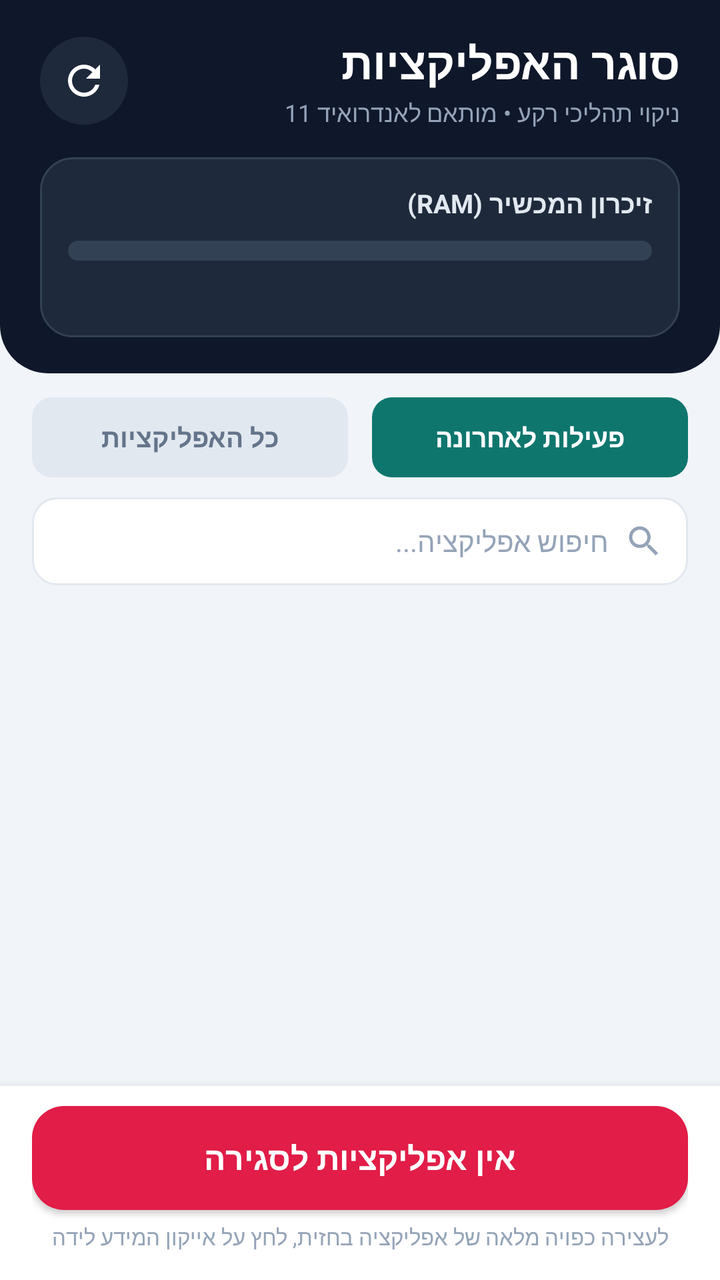
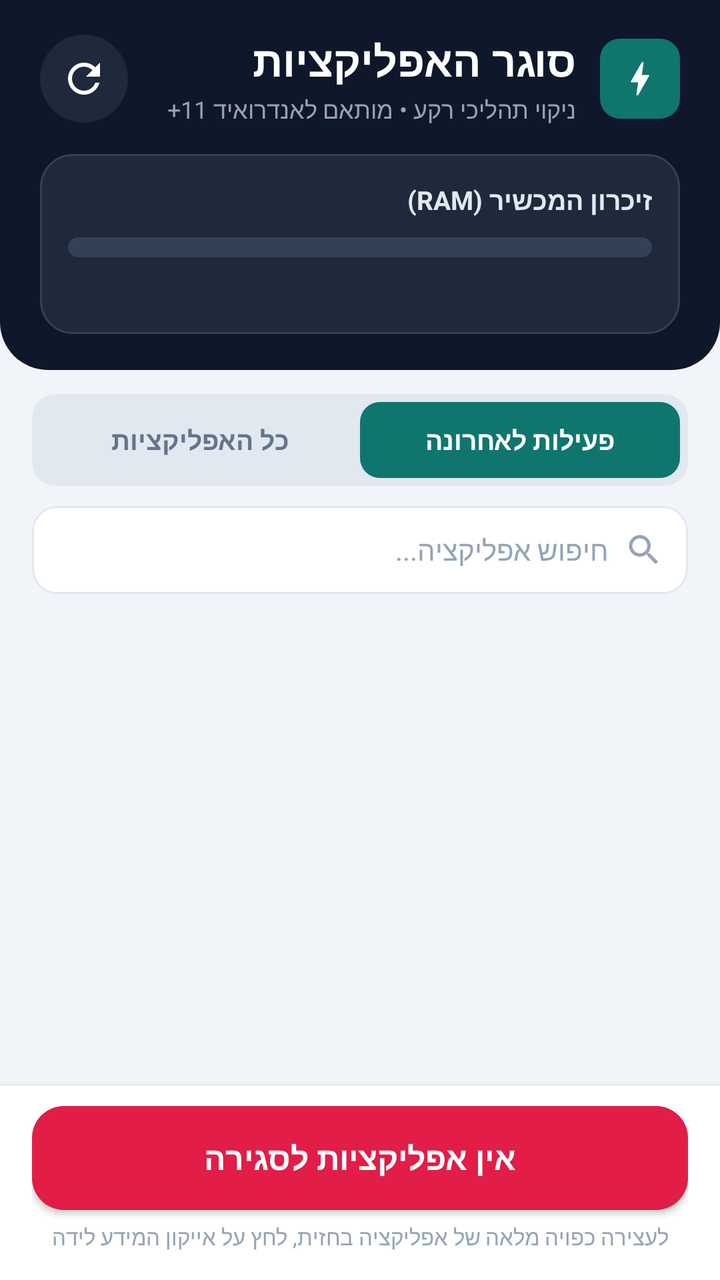

Two renders of the same Android screen: before a commit and after it. Below are the layout's source before the change and the commit's diff.
<!-- AndroidManifest.xml: application theme android:Theme.Material.Light.NoActionBar -->
<!-- res/layout/activity_main.xml -->
<?xml version="1.0" encoding="utf-8"?>
<RelativeLayout xmlns:android="http://schemas.android.com/apk/res/android"
    android:layout_width="match_parent"
    android:layout_height="match_parent"
    android:background="@color/bg_screen"
    android:layoutDirection="rtl">

    <LinearLayout
        android:id="@+id/layoutHeader"
        android:layout_width="match_parent"
        android:layout_height="wrap_content"
        android:layout_alignParentTop="true"
        android:background="@drawable/bg_header"
        android:orientation="vertical"
        android:paddingStart="20dp"
        android:paddingTop="16dp"
        android:paddingEnd="20dp"
        android:paddingBottom="18dp">

        <LinearLayout
            android:layout_width="match_parent"
            android:layout_height="wrap_content"
            android:gravity="center_vertical"
            android:orientation="horizontal">

            <LinearLayout
                android:layout_width="0dp"
                android:layout_height="wrap_content"
                android:layout_weight="1"
                android:orientation="vertical">

                <TextView
                    android:layout_width="wrap_content"
                    android:layout_height="wrap_content"
                    android:text="@string/app_name"
                    android:textColor="#FFFFFF"
                    android:textSize="22sp"
                    android:textStyle="bold" />

                <TextView
                    android:layout_width="wrap_content"
                    android:layout_height="wrap_content"
                    android:layout_marginTop="2dp"
                    android:text="@string/app_subtitle"
                    android:textColor="#94A3B8"
                    android:textSize="12sp" />
            </LinearLayout>

            <ImageButton
                android:id="@+id/btnRefresh"
                android:layout_width="44dp"
                android:layout_height="44dp"
                android:background="@drawable/bg_btn_icon_circle"
                android:contentDescription="@string/cd_refresh"
                android:padding="10dp"
                android:scaleType="centerInside"
                android:src="@drawable/ic_refresh" />
        </LinearLayout>

        <LinearLayout
            android:layout_width="match_parent"
            android:layout_height="wrap_content"
            android:layout_marginTop="14dp"
            android:background="@drawable/bg_ram_card"
            android:orientation="vertical"
            android:padding="14dp">

            <LinearLayout
                android:layout_width="match_parent"
                android:layout_height="wrap_content"
                android:gravity="center_vertical"
                android:orientation="horizontal">

                <TextView
                    android:layout_width="0dp"
                    android:layout_height="wrap_content"
                    android:layout_weight="1"
                    android:text="@string/ram_title"
                    android:textColor="#E2E8F0"
                    android:textSize="13sp"
                    android:textStyle="bold" />

                <TextView
                    android:id="@+id/tvRamFree"
                    android:layout_width="wrap_content"
                    android:layout_height="wrap_content"
                    android:textColor="#2DD4BF"
                    android:textSize="13sp"
                    android:textStyle="bold" />
            </LinearLayout>

            <ProgressBar
                android:id="@+id/progressRam"
                style="?android:attr/progressBarStyleHorizontal"
                android:layout_width="match_parent"
                android:layout_height="10dp"
                android:layout_marginTop="10dp"
                android:max="100"
                android:progress="0"
                android:progressDrawable="@drawable/progress_ram" />

            <LinearLayout
                android:layout_width="match_parent"
                android:layout_height="wrap_content"
                android:layout_marginTop="8dp"
                android:gravity="center_vertical"
                android:orientation="horizontal">

                <TextView
                    android:id="@+id/tvRamSummary"
                    android:layout_width="0dp"
                    android:layout_height="wrap_content"
                    android:layout_weight="1"
                    android:textColor="#94A3B8"
                    android:textSize="12sp" />

                <TextView
                    android:id="@+id/tvAppCountBadge"
                    android:layout_width="wrap_content"
                    android:layout_height="wrap_content"
                    android:textColor="#CBD5E1"
                    android:textSize="12sp"
                    android:textStyle="bold" />
            </LinearLayout>
        </LinearLayout>
    </LinearLayout>

    <LinearLayout
        android:id="@+id/layoutControls"
        android:layout_width="match_parent"
        android:layout_height="wrap_content"
        android:layout_below="@id/layoutHeader"
        android:orientation="vertical"
        android:paddingStart="16dp"
        android:paddingTop="12dp"
        android:paddingEnd="16dp">

        <LinearLayout
            android:id="@+id/cardUsagePermission"
            android:layout_width="match_parent"
            android:layout_height="wrap_content"
            android:layout_marginBottom="10dp"
            android:background="@drawable/bg_warning_card"
            android:gravity="center_vertical"
            android:orientation="horizontal"
            android:padding="12dp"
            android:visibility="gone">

            <LinearLayout
                android:layout_width="0dp"
                android:layout_height="wrap_content"
                android:layout_marginEnd="10dp"
                android:layout_weight="1"
                android:orientation="vertical">

                <TextView
                    android:layout_width="wrap_content"
                    android:layout_height="wrap_content"
                    android:text="@string/usage_banner_title"
                    android:textColor="#92400E"
                    android:textSize="13sp"
                    android:textStyle="bold" />

                <TextView
                    android:layout_width="wrap_content"
                    android:layout_height="wrap_content"
                    android:layout_marginTop="2dp"
                    android:text="@string/usage_banner_desc"
                    android:textColor="#B45309"
                    android:textSize="12sp" />
            </LinearLayout>

            <Button
                android:id="@+id/btnGrantUsage"
                android:layout_width="wrap_content"
                android:layout_height="40dp"
                android:background="@drawable/bg_tab_selected"
                android:minWidth="0dp"
                android:paddingStart="14dp"
                android:paddingEnd="14dp"
                android:text="@string/usage_banner_btn"
                android:textAllCaps="false"
                android:textColor="#FFFFFF"
                android:textSize="12sp"
                android:textStyle="bold" />
        </LinearLayout>

        <LinearLayout
            android:layout_width="match_parent"
            android:layout_height="wrap_content"
            android:orientation="horizontal">

            <TextView
                android:id="@+id/btnTabRecent"
                android:layout_width="0dp"
                android:layout_height="40dp"
                android:layout_marginEnd="6dp"
                android:layout_weight="1"
                android:background="@drawable/bg_tab_selected"
                android:gravity="center"
                android:text="@string/tab_recent"
                android:textColor="#FFFFFF"
                android:textSize="13sp"
                android:textStyle="bold" />

            <TextView
                android:id="@+id/btnTabAll"
                android:layout_width="0dp"
                android:layout_height="40dp"
                android:layout_marginStart="6dp"
                android:layout_weight="1"
                android:background="@drawable/bg_tab_unselected"
                android:gravity="center"
                android:text="@string/tab_all"
                android:textColor="@color/text_secondary"
                android:textSize="13sp"
                android:textStyle="bold" />
        </LinearLayout>

        <LinearLayout
            android:layout_width="match_parent"
            android:layout_height="44dp"
            android:layout_marginTop="10dp"
            android:background="@drawable/bg_search"
            android:gravity="center_vertical"
            android:orientation="horizontal"
            android:paddingStart="12dp"
            android:paddingEnd="6dp">

            <ImageView
                android:layout_width="20dp"
                android:layout_height="20dp"
                android:src="@drawable/ic_search" />

            <EditText
                android:id="@+id/etSearch"
                android:layout_width="0dp"
                android:layout_height="match_parent"
                android:layout_marginStart="8dp"
                android:layout_weight="1"
                android:background="@null"
                android:gravity="start|center_vertical"
                android:hint="@string/search_hint"
                android:imeOptions="actionSearch"
                android:inputType="text"
                android:maxLines="1"
                android:textAlignment="viewStart"
                android:textColor="@color/text_primary"
                android:textColorHint="@color/text_muted"
                android:textSize="14sp" />

            <ImageButton
                android:id="@+id/btnClearSearch"
                android:layout_width="36dp"
                android:layout_height="36dp"
                android:background="?android:attr/selectableItemBackgroundBorderless"
                android:contentDescription="@string/cd_clear_search"
                android:src="@drawable/ic_close"
                android:visibility="gone" />
        </LinearLayout>
    </LinearLayout>

    <LinearLayout
        android:id="@+id/layoutBottomBar"
        android:layout_width="match_parent"
        android:layout_height="wrap_content"
        android:layout_alignParentBottom="true"
        android:background="#FFFFFF"
        android:elevation="8dp"
        android:orientation="vertical"
        android:paddingStart="16dp"
        android:paddingTop="10dp"
        android:paddingEnd="16dp"
        android:paddingBottom="14dp">

        <TextView
            android:id="@+id/tvResultBanner"
            android:layout_width="match_parent"
            android:layout_height="wrap_content"
            android:layout_marginBottom="8dp"
            android:background="@drawable/bg_badge_killed"
            android:gravity="center"
            android:padding="8dp"
            android:textColor="@color/success_green"
            android:textSize="13sp"
            android:textStyle="bold"
            android:visibility="gone" />

        <Button
            android:id="@+id/btnKillAll"
            android:layout_width="match_parent"
            android:layout_height="52dp"
            android:background="@drawable/bg_btn_kill_all"
            android:text="@string/btn_kill_all_none"
            android:textAllCaps="false"
            android:textColor="#FFFFFF"
            android:textSize="16sp"
            android:textStyle="bold" />

        <TextView
            android:layout_width="match_parent"
            android:layout_height="wrap_content"
            android:layout_marginTop="6dp"
            android:gravity="center"
            android:text="@string/android11_note"
            android:textColor="@color/text_muted"
            android:textSize="11sp" />
    </LinearLayout>

    <FrameLayout
        android:layout_width="match_parent"
        android:layout_height="match_parent"
        android:layout_above="@id/layoutBottomBar"
        android:layout_below="@id/layoutControls">

        <ListView
            android:id="@+id/lvApps"
            android:layout_width="match_parent"
            android:layout_height="match_parent"
            android:clipToPadding="false"
            android:divider="@null"
            android:dividerHeight="8dp"
            android:paddingStart="16dp"
            android:paddingTop="10dp"
            android:paddingEnd="16dp"
            android:paddingBottom="12dp"
            android:scrollbarStyle="outsideOverlay" />

        <ProgressBar
            android:id="@+id/progressLoading"
            android:layout_width="44dp"
            android:layout_height="44dp"
            android:layout_gravity="center"
            android:visibility="gone" />

        <LinearLayout
            android:id="@+id/layoutEmpty"
            android:layout_width="match_parent"
            android:layout_height="wrap_content"
            android:layout_gravity="center"
            android:gravity="center"
            android:orientation="vertical"
            android:padding="28dp"
            android:visibility="gone">

            <TextView
                android:id="@+id/tvEmptyMessage"
                android:layout_width="wrap_content"
                android:layout_height="wrap_content"
                android:gravity="center"
                android:lineSpacingExtra="4dp"
                android:textColor="@color/text_secondary"
                android:textSize="14sp" />

            <Button
                android:id="@+id/btnEmptySwitchTab"
                android:layout_width="wrap_content"
                android:layout_height="44dp"
                android:layout_marginTop="14dp"
                android:background="@drawable/bg_tab_selected"
                android:paddingStart="20dp"
                android:paddingEnd="20dp"
                android:text="@string/btn_switch_to_all"
                android:textAllCaps="false"
                android:textColor="#FFFFFF"
                android:textSize="13sp"
                android:textStyle="bold"
                android:visibility="gone" />
        </LinearLayout>
    </FrameLayout>

</RelativeLayout>
<!-- resources referenced by this layout -->
<resources>
  <color name="bg_screen">#F1F5F9</color>
  <color name="success_green">#059669</color>
  <color name="text_muted">#94A3B8</color>
  <color name="text_primary">#0F172A</color>
  <color name="text_secondary">#64748B</color>
  <!-- drawable bg_badge_killed (drawable) -->
  <?xml version="1.0" encoding="utf-8"?>
  <shape xmlns:android="http://schemas.android.com/apk/res/android"
      android:shape="rectangle">
      <solid android:color="#ECFDF5" />
      <corners android:radius="8dp" />
  </shape>
  <!-- drawable bg_btn_icon_circle (drawable) -->
  <?xml version="1.0" encoding="utf-8"?>
  <ripple xmlns:android="http://schemas.android.com/apk/res/android"
      android:color="#25FFFFFF">
      <item>
          <shape android:shape="oval">
              <solid android:color="#1E293B" />
          </shape>
      </item>
  </ripple>
  <!-- drawable bg_btn_kill_all (drawable) -->
  <?xml version="1.0" encoding="utf-8"?>
  <ripple xmlns:android="http://schemas.android.com/apk/res/android"
      android:color="#40FFFFFF">
      <item>
          <shape android:shape="rectangle">
              <solid android:color="#E11D48" />
              <corners android:radius="16dp" />
          </shape>
      </item>
  </ripple>
  <!-- drawable bg_header (drawable) -->
  <?xml version="1.0" encoding="utf-8"?>
  <shape xmlns:android="http://schemas.android.com/apk/res/android"
      android:shape="rectangle">
      <solid android:color="#0F172A" />
      <corners
          android:bottomLeftRadius="24dp"
          android:bottomRightRadius="24dp" />
  </shape>
  <!-- drawable bg_tab_selected (drawable) -->
  <?xml version="1.0" encoding="utf-8"?>
  <shape xmlns:android="http://schemas.android.com/apk/res/android"
      android:shape="rectangle">
      <solid android:color="#0F766E" />
      <corners android:radius="10dp" />
  </shape>
  <!-- drawable bg_tab_unselected (drawable) -->
  <?xml version="1.0" encoding="utf-8"?>
  <shape xmlns:android="http://schemas.android.com/apk/res/android"
      android:shape="rectangle">
      <solid android:color="#E2E8F0" />
      <corners android:radius="10dp" />
  </shape>
  <string name="android11_note">לעצירה כפויה מלאה של אפליקציה בחזית, לחץ על אייקון המידע לידה</string>
  <string name="app_name">סוגר האפליקציות</string>
  <string name="app_subtitle">ניקוי תהליכי רקע • מותאם לאנדרואיד 11</string>
  <string name="btn_kill_all_none">אין אפליקציות לסגירה</string>
  <string name="btn_switch_to_all">הצג את כל האפליקציות</string>
  <string name="cd_clear_search">נקה חיפוש</string>
  <string name="cd_refresh">רענן רשימה</string>
  <string name="ram_title">זיכרון המכשיר (RAM)</string>
  <string name="search_hint">חיפוש אפליקציה...</string>
  <string name="tab_all">כל האפליקציות</string>
  <string name="tab_recent">פעילות לאחרונה</string>
  <string name="usage_banner_btn">הפעל גישה</string>
  <string name="usage_banner_desc">באנדרואיד 11 יש לאשר גישת שימוש כדי לזהות אילו אפליקציות פעלו לאחרונה.</string>
  <string name="usage_banner_title">נדרשת גישת נתוני שימוש</string>
  <!-- unchanged entries left out for length: 7 -->
</resources>

<!-- the commit's change to res/layout/activity_main.xml (unified diff, before → after) -->
@@ -23,6 +23,19 @@
             android:gravity="center_vertical"
             android:orientation="horizontal">
 
+            <FrameLayout
+                android:layout_width="40dp"
+                android:layout_height="40dp"
+                android:layout_marginEnd="12dp"
+                android:background="@drawable/bg_tab_selected">
+
+                <ImageView
+                    android:layout_width="22dp"
+                    android:layout_height="22dp"
+                    android:layout_gravity="center"
+                    android:src="@drawable/ic_bolt" />
+            </FrameLayout>
+
             <LinearLayout
                 android:layout_width="0dp"
                 android:layout_height="wrap_content"
@@ -34,7 +47,7 @@
                     android:layout_height="wrap_content"
                     android:text="@string/app_name"
                     android:textColor="#FFFFFF"
-                    android:textSize="22sp"
+                    android:textSize="21sp"
                     android:textStyle="bold" />
 
                 <TextView
@@ -188,13 +201,14 @@
         <LinearLayout
             android:layout_width="match_parent"
             android:layout_height="wrap_content"
-            android:orientation="horizontal">
+            android:background="@drawable/bg_tab_container"
+            android:orientation="horizontal"
+            android:padding="4dp">
 
             <TextView
                 android:id="@+id/btnTabRecent"
                 android:layout_width="0dp"
-                android:layout_height="40dp"
-                android:layout_marginEnd="6dp"
+                android:layout_height="38dp"
                 android:layout_weight="1"
                 android:background="@drawable/bg_tab_selected"
                 android:gravity="center"
@@ -206,10 +220,8 @@
             <TextView
                 android:id="@+id/btnTabAll"
                 android:layout_width="0dp"
-                android:layout_height="40dp"
-                android:layout_marginStart="6dp"
-                android:layout_weight="1"
-                android:background="@drawable/bg_tab_unselected"
+                android:layout_height="38dp"
+                android:layout_weight="1"
                 android:gravity="center"
                 android:text="@string/tab_all"
                 android:textColor="@color/text_secondary"
<!-- resource entries referenced after the edit -->
@@ -27,10 +27,20 @@
   <ripple xmlns:android="http://schemas.android.com/apk/res/android"
       android:color="#40FFFFFF">
       <item>
-          <shape android:shape="rectangle">
-              <solid android:color="#E11D48" />
-              <corners android:radius="16dp" />
-          </shape>
+          <selector>
+              <item android:state_enabled="false">
+                  <shape android:shape="rectangle">
+                      <solid android:color="#CBD5E1" />
+                      <corners android:radius="16dp" />
+                  </shape>
+              </item>
+              <item>
+                  <shape android:shape="rectangle">
+                      <solid android:color="#E11D48" />
+                      <corners android:radius="16dp" />
+                  </shape>
+              </item>
+          </selector>
       </item>
   </ripple>
   <!-- drawable bg_header (drawable) -->
@@ -42,6 +52,13 @@
           android:bottomLeftRadius="24dp"
           android:bottomRightRadius="24dp" />
   </shape>
+  <!-- drawable bg_tab_container (drawable) -->
+  <?xml version="1.0" encoding="utf-8"?>
+  <shape xmlns:android="http://schemas.android.com/apk/res/android"
+      android:shape="rectangle">
+      <solid android:color="#E2E8F0" />
+      <corners android:radius="12dp" />
+  </shape>
   <!-- drawable bg_tab_selected (drawable) -->
   <?xml version="1.0" encoding="utf-8"?>
   <shape xmlns:android="http://schemas.android.com/apk/res/android"
@@ -49,16 +66,20 @@
       <solid android:color="#0F766E" />
       <corners android:radius="10dp" />
   </shape>
-  <!-- drawable bg_tab_unselected (drawable) -->
+  <!-- drawable ic_bolt (drawable) -->
   <?xml version="1.0" encoding="utf-8"?>
-  <shape xmlns:android="http://schemas.android.com/apk/res/android"
-      android:shape="rectangle">
-      <solid android:color="#E2E8F0" />
-      <corners android:radius="10dp" />
-  </shape>
+  <vector xmlns:android="http://schemas.android.com/apk/res/android"
+      android:width="22dp"
+      android:height="22dp"
+      android:viewportWidth="24"
+      android:viewportHeight="24">
+      <path
+          android:fillColor="#FFFFFF"
+          android:pathData="M11,21h-1l1,-7H7.5c-0.58,0 -0.57,-0.32 -0.38,-0.66 0.19,-0.34 0.05,-0.08 0.07,-0.12C8.48,10.94 10.42,7.54 13,3h1l-1,7h3.5c0.49,0 0.56,0.33 0.47,0.51l-0.07,0.15C12.96,17.55 11,21 11,21z" />
+  </vector>
   <string name="android11_note">לעצירה כפויה מלאה של אפליקציה בחזית, לחץ על אייקון המידע לידה</string>
   <string name="app_name">סוגר האפליקציות</string>
-  <string name="app_subtitle">ניקוי תהליכי רקע • מותאם לאנדרואיד 11</string>
+  <string name="app_subtitle">ניקוי תהליכי רקע • מותאם לאנדרואיד 11+</string>
   <string name="btn_kill_all_none">אין אפליקציות לסגירה</string>
   <string name="btn_switch_to_all">הצג את כל האפליקציות</string>
   <string name="cd_clear_search">נקה חיפוש</string>
@@ -68,7 +89,7 @@
   <string name="tab_all">כל האפליקציות</string>
   <string name="tab_recent">פעילות לאחרונה</string>
   <string name="usage_banner_btn">הפעל גישה</string>
-  <string name="usage_banner_desc">באנדרואיד 11 יש לאשר גישת שימוש כדי לזהות אילו אפליקציות פעלו לאחרונה.</string>
+  <string name="usage_banner_desc">אשר גישת שימוש כדי לזהות באמינות אילו אפליקציות פעלו לאחרונה.</string>
   <string name="usage_banner_title">נדרשת גישת נתוני שימוש</string>
   <!-- unchanged entries left out for length: 7 -->
 </resources>
